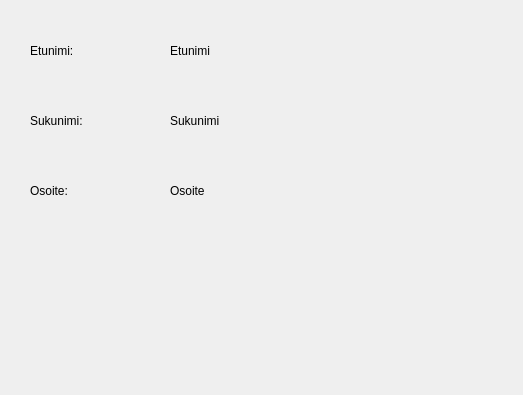
Qt form bank_automat/data.ui (25kmo-project/group_7) before a commit.
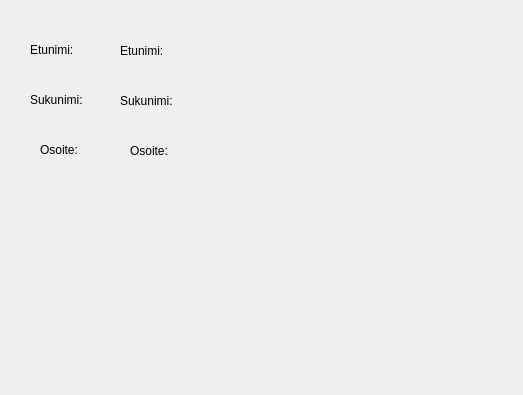
The same form after that commit.

Commit message:
Refactor account and data info UI and logic
Improved error handling and debug logging in Accountinfo and Data classes. Updated Data dialog to use consistent label names and fallback values for missing JSON fields. Modified signal-slot connections to use lambdas for passing context, and adjusted UI layout and label naming in data.ui for clarity.

The edit to the form file:
```diff
--- a/bank_automat/data.ui
+++ b/bank_automat/data.ui
@@ -16,7 +16,7 @@
   <widget class="QLabel" name="label">
    <property name="geometry">
     <rect>
-     <x>30</x>
+     <x>120</x>
      <y>30</y>
      <width>131</width>
      <height>41</height>
@@ -26,63 +26,24 @@
     <string>Etunimi:</string>
    </property>
   </widget>
-  <widget class="QLabel" name="labelfname">
-   <property name="geometry">
-    <rect>
-     <x>170</x>
-     <y>30</y>
-     <width>131</width>
-     <height>41</height>
-    </rect>
-   </property>
-   <property name="text">
-    <string>Etunimi</string>
-   </property>
-  </widget>
-  <widget class="QLabel" name="labelLastName_2">
-   <property name="geometry">
-    <rect>
-     <x>30</x>
-     <y>100</y>
-     <width>131</width>
-     <height>41</height>
-    </rect>
-   </property>
-   <property name="text">
-    <string>Sukunimi:</string>
-   </property>
-  </widget>
   <widget class="QLabel" name="labelLastName">
    <property name="geometry">
     <rect>
-     <x>170</x>
-     <y>100</y>
+     <x>120</x>
+     <y>80</y>
      <width>131</width>
      <height>41</height>
     </rect>
    </property>
    <property name="text">
-    <string>Sukunimi</string>
-   </property>
-  </widget>
-  <widget class="QLabel" name="labelAddress1">
-   <property name="geometry">
-    <rect>
-     <x>170</x>
-     <y>170</y>
-     <width>131</width>
-     <height>41</height>
-    </rect>
-   </property>
-   <property name="text">
-    <string>Osoite</string>
+    <string>Sukunimi:</string>
    </property>
   </widget>
   <widget class="QLabel" name="labelAddress">
    <property name="geometry">
     <rect>
-     <x>30</x>
-     <y>170</y>
+     <x>130</x>
+     <y>130</y>
      <width>131</width>
      <height>41</height>
     </rect>
@@ -91,6 +52,45 @@
     <string>Osoite:</string>
    </property>
   </widget>
+  <widget class="QLabel" name="label_2">
+   <property name="geometry">
+    <rect>
+     <x>30</x>
+     <y>40</y>
+     <width>63</width>
+     <height>20</height>
+    </rect>
+   </property>
+   <property name="text">
+    <string>Etunimi:</string>
+   </property>
+  </widget>
+  <widget class="QLabel" name="label_3">
+   <property name="geometry">
+    <rect>
+     <x>30</x>
+     <y>90</y>
+     <width>63</width>
+     <height>20</height>
+    </rect>
+   </property>
+   <property name="text">
+    <string>Sukunimi:</string>
+   </property>
+  </widget>
+  <widget class="QLabel" name="label_4">
+   <property name="geometry">
+    <rect>
+     <x>40</x>
+     <y>140</y>
+     <width>63</width>
+     <height>20</height>
+    </rect>
+   </property>
+   <property name="text">
+    <string>Osoite:</string>
+   </property>
+  </widget>
  </widget>
  <resources/>
  <connections/>
```
Left out of the diff: 2 changed lines with no effect on the pictures. The commit also changes 3 other files.
